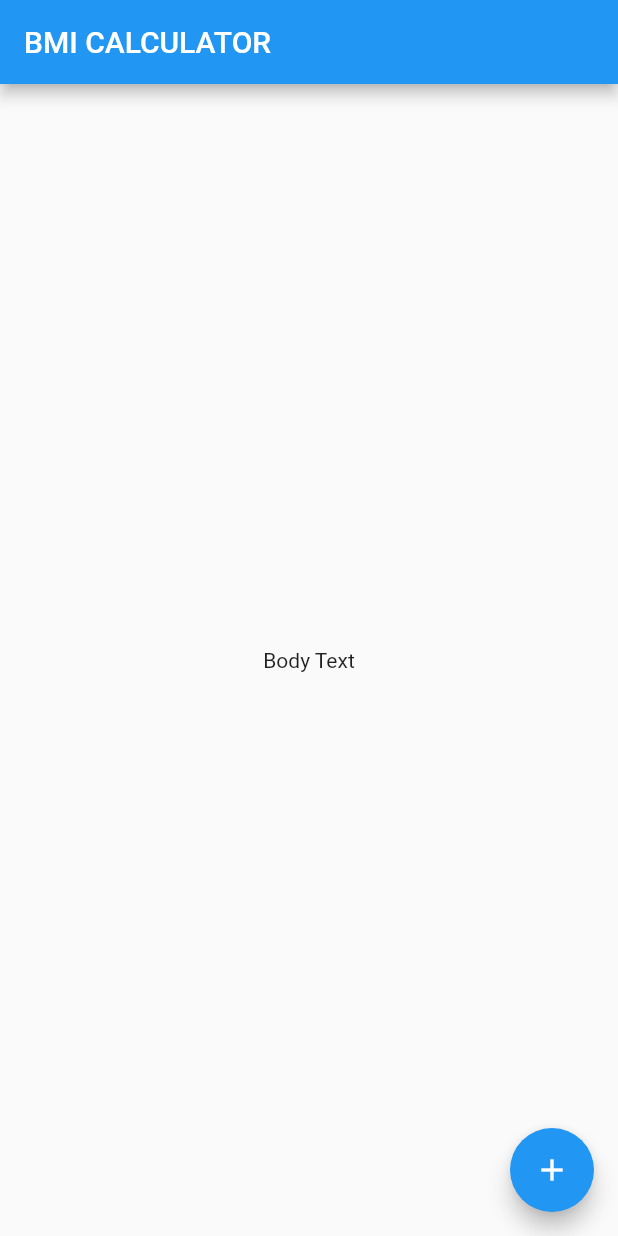
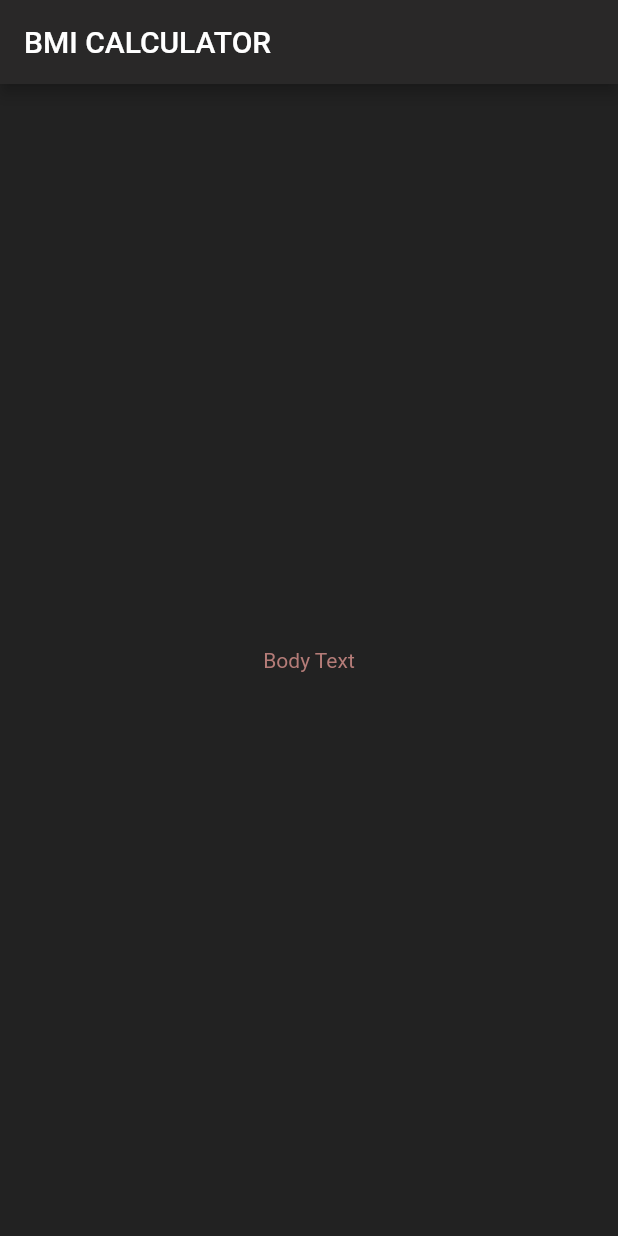
Before and after one commit to clippefuentes/bmi_flutter, a Flutter app: the screen it shows after launch, on a phone screen of 412 x 824 dp. Run offline on Flutter 3.47's test engine with Material 2 defaults, Android fonts, the phone set to English and light mode, and no system bars.

Commit message:
refractor widget into its own file and add themes

```diff
--- /dev/null
+++ b/lib/input_page.dart
@@ -0,0 +1,21 @@
+
+import 'package:flutter/material.dart';
+
+class InputPage extends StatefulWidget {
+  @override
+  _InputPageState createState() => _InputPageState();
+}
+
+class _InputPageState extends State<InputPage> {
+  @override
+  Widget build(BuildContext context) {
+    return Scaffold(
+      appBar: AppBar(
+        title: Text('BMI CALCULATOR'),
+      ),
+      body: Center(
+        child: Text('Body Text'),
+      ),
+    );
+  }
+}
--- a/lib/main.dart
+++ b/lib/main.dart
@@ -1,4 +1,5 @@
 import 'package:flutter/material.dart';
+import './input_page.dart';
 
 void main() => runApp(BMICalculator());
 
@@ -7,27 +8,22 @@ class BMICalculator extends StatelessWidget {
   Widget build(BuildContext context) {
     return MaterialApp(
       home: InputPage(),
-    );
-  }
-}
-
-class InputPage extends StatefulWidget {
-  @override
-  _InputPageState createState() => _InputPageState();
-}
-
-class _InputPageState extends State<InputPage> {
-  @override
-  Widget build(BuildContext context) {
-    return Scaffold(
-      appBar: AppBar(
-        title: Text('BMI CALCULATOR'),
-      ),
-      body: Center(
-        child: Text('Body Text'),
-      ),
-      floatingActionButton: FloatingActionButton(
-        child: Icon(Icons.add),
+      theme: ThemeData.dark().copyWith(
+        primaryColor: Colors.red,
+        appBarTheme: AppBarTheme(
+          backgroundColor: Color.fromARGB(255, 41, 40, 40),
+        ),
+        colorScheme: ColorScheme.fromSwatch()
+            .copyWith(secondary: Colors.red),
+        scaffoldBackgroundColor: Color.fromARGB(255, 34, 34, 34),
+        textTheme: TextTheme(
+          bodyText1: TextStyle(
+            color: Colors.red
+          ),
+          bodyText2: TextStyle(
+            color: Color.fromARGB(255, 181, 124, 120)
+          ),
+        )
       ),
     );
   }
```
